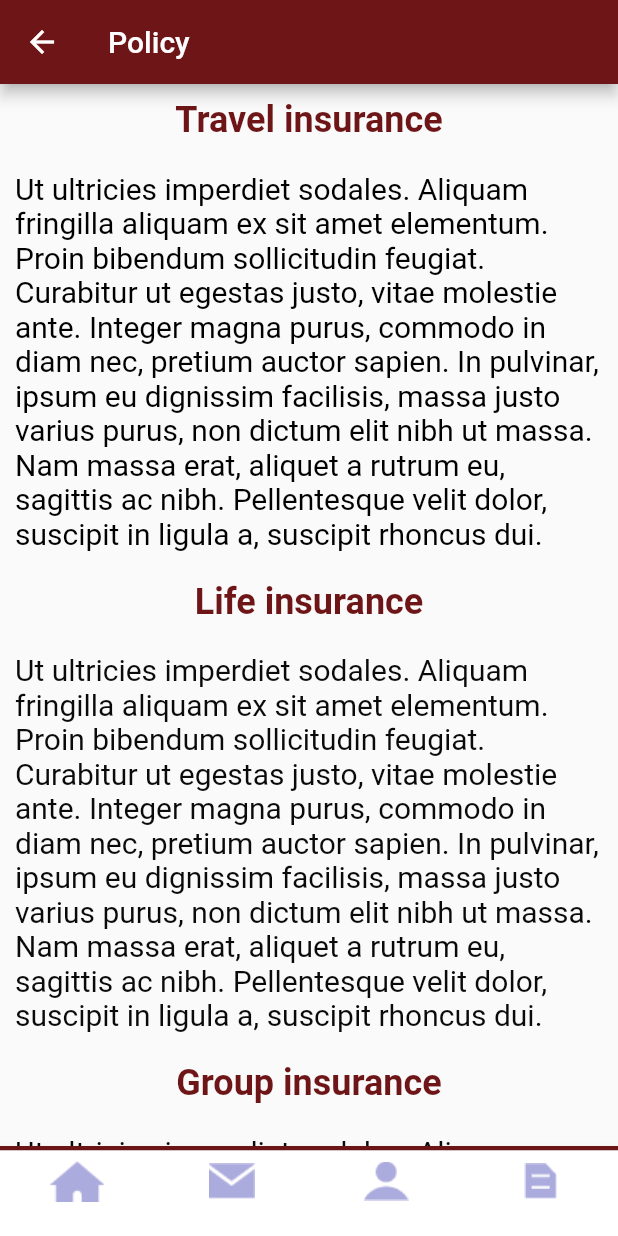
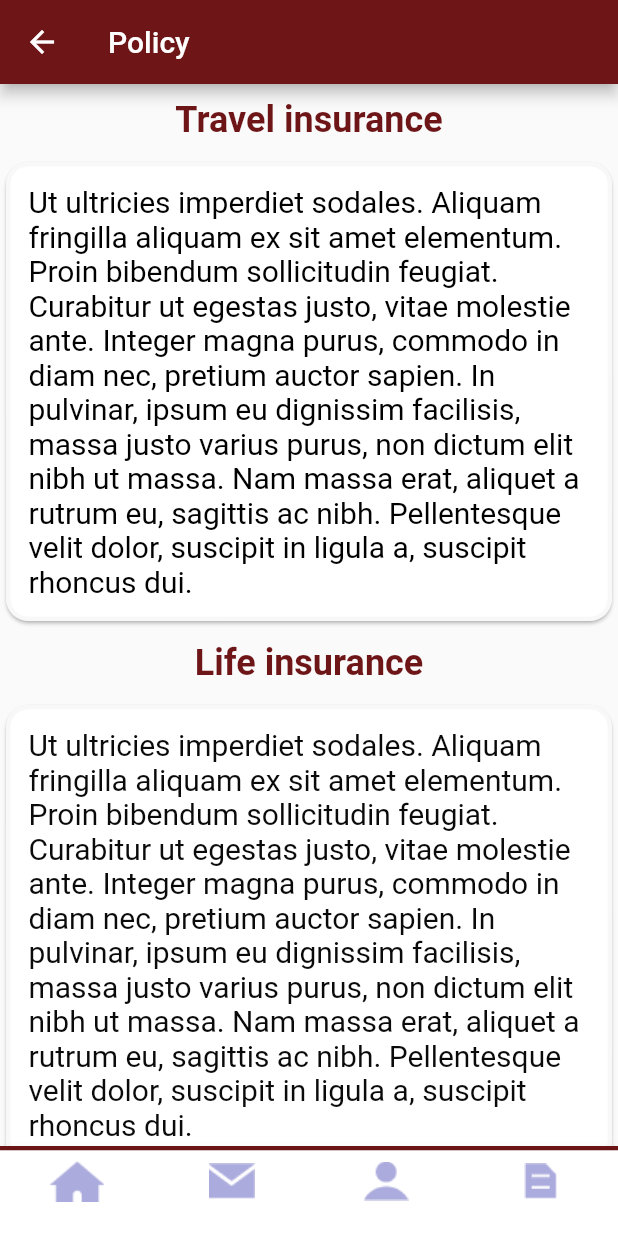
Before and after one commit to est422/InsuranceMobileApp, a Flutter app: the ChoosePlan screen opened directly, item 3 of the bottom bar chosen, in the side drawer, after a tap on "Policy", on a phone screen of 412 x 824 dp. Run offline on Flutter 3.47's test engine with Material 2 defaults, Android fonts, the phone set to English and light mode, and no system bars; our stand-ins replace camera, carousel_slider, device_info_plus, flutter_secure_storage, image_picker, page_view_dot_indicator and 1 more; missing offline and left inert: otp, storage_info; accounts and stored records are empty.

Commit message:
some ui changes

```diff
--- a/lib/ChoosePlan.dart
+++ b/lib/ChoosePlan.dart
@@ -130,7 +130,7 @@ class _ChoosePlanState extends State<ChoosePlan> {
               children: [
             Container(
                 alignment: Alignment.center,
-                padding: const EdgeInsets.all(1),
+                padding: const EdgeInsets.all(30),
                 width: double.infinity,
                 child: MaterialButton(
                     shape: RoundedRectangleBorder(
@@ -147,27 +147,47 @@ class _ChoosePlanState extends State<ChoosePlan> {
             Column(
               children: [
                 Container(
-                  margin: const EdgeInsets.all(10.0),
+                  margin: const EdgeInsets.all(15.0),
                   alignment: Alignment.center,
                   child: const Text(
                     'Available with leading mobile carriers and providers.',
                     style: TextStyle(
                         color: Color.fromARGB(255, 10, 10, 10),
-                        fontWeight: FontWeight.w900,
-                        fontStyle: FontStyle.italic,
+                        fontWeight: FontWeight.w700,
+                        fontStyle: FontStyle.normal,
                         fontSize: 24.0),
                   ),
                 ),
+                Card(
+                    shadowColor: const Color.fromARGB(255, 8, 0, 0),
+                    shape: const RoundedRectangleBorder(
+                        side: BorderSide(
+                            color: Color.fromARGB(153, 245, 244, 244),
+                            width: 3),
+                        borderRadius: BorderRadius.all(Radius.circular(15))),
+                    child: Container(
+                      margin: const EdgeInsets.all(15.0),
+                      alignment: Alignment.center,
+                      child: const Text(
+                        'Looking for the peace of mind that comes with staying connected to your life even when something happens to your phone? Our cell phone insurance plans are available at many carriers and retailers, including those below.',
+                        style: TextStyle(
+                            color: Color.fromARGB(255, 10, 10, 10),
+                            fontWeight: FontWeight.w400,
+                            fontStyle: FontStyle.normal,
+                            fontSize: 20.0),
+                      ),
+                    )),
+                const SizedBox(height: 20),
                 Container(
-                  margin: const EdgeInsets.all(10.0),
+                  padding: const EdgeInsets.all(10),
                   alignment: Alignment.center,
                   child: const Text(
-                    'Looking for the peace of mind that comes with staying connected to your life even when something happens to your phone? Our cell phone insurance plans are available at many carriers and retailers, including those below. \n\nPlease choose your suitable payment plan',
+                    'Please choose your suitable payment plan',
                     style: TextStyle(
                         color: Color.fromARGB(255, 10, 10, 10),
                         fontWeight: FontWeight.w400,
-                        fontStyle: FontStyle.italic,
-                        fontSize: 22.0),
+                        fontStyle: FontStyle.normal,
+                        fontSize: 20.0),
                   ),
                 ),
                 const SizedBox(height: 20),
@@ -182,8 +202,8 @@ class _ChoosePlanState extends State<ChoosePlan> {
                         child: const Text('SELECT YOUR EXCESS ',
                             style: TextStyle(
                                 fontSize: 20,
-                                fontStyle: FontStyle.italic,
-                                fontWeight: FontWeight.w900,
+                                fontStyle: FontStyle.normal,
+                                fontWeight: FontWeight.w700,
                                 color: Colors.black)),
                       ),
                       Container(
@@ -191,8 +211,8 @@ class _ChoosePlanState extends State<ChoosePlan> {
                         child: const Text('CHOOSE YOUR POLICY TERM ',
                             style: TextStyle(
                                 fontSize: 20,
-                                fontStyle: FontStyle.italic,
-                                fontWeight: FontWeight.w900,
+                                fontStyle: FontStyle.normal,
+                                fontWeight: FontWeight.w700,
                                 color: Colors.black)),
                       ),
                       Row(
@@ -215,7 +235,7 @@ class _ChoosePlanState extends State<ChoosePlan> {
                                       child: const Text('Monthly',
                                           style: TextStyle(
                                               fontSize: 20,
-                                              fontStyle: FontStyle.italic,
+                                              fontStyle: FontStyle.normal,
                                               fontWeight: FontWeight.w400,
                                               color: Colors.black)),
                                     ),
@@ -317,7 +337,7 @@ class _ChoosePlanState extends State<ChoosePlan> {
                                       child: const Text('ANNUAL',
                                           style: TextStyle(
                                               fontSize: 20,
-                                              fontStyle: FontStyle.italic,
+                                              fontStyle: FontStyle.normal,
                                               fontWeight: FontWeight.w400,
                                               color: Colors.black)),
                                     ),
@@ -410,7 +430,7 @@ class _ChoosePlanState extends State<ChoosePlan> {
                             style: TextStyle(
                                 fontSize: 20,
                                 fontWeight: FontWeight.w900,
-                                fontStyle: FontStyle.italic,
+                                fontStyle: FontStyle.normal,
                                 color: Colors.black)),
                       ),
                       Card(
@@ -439,7 +459,7 @@ class _ChoosePlanState extends State<ChoosePlan> {
                                       padding: const EdgeInsets.all(15.0),
                                       child: const Text('Accidental Damage',
                                           style: TextStyle(
-                                              fontStyle: FontStyle.italic,
+                                              fontStyle: FontStyle.normal,
                                               fontWeight: FontWeight.w400,
                                               fontSize: 20)),
                                     ),
@@ -460,7 +480,7 @@ class _ChoosePlanState extends State<ChoosePlan> {
                                       padding: const EdgeInsets.all(15.0),
                                       child: const Text('Mechanical Breakdown',
                                           style: TextStyle(
-                                              fontStyle: FontStyle.italic,
+                                              fontStyle: FontStyle.normal,
                                               fontWeight: FontWeight.w400,
                                               fontSize: 20)),
                                     ),
@@ -481,7 +501,7 @@ class _ChoosePlanState extends State<ChoosePlan> {
                                       padding: const EdgeInsets.all(15.0),
                                       child: const Text('Malicious Damage',
                                           style: TextStyle(
-                                              fontStyle: FontStyle.italic,
+                                              fontStyle: FontStyle.normal,
                                               fontWeight: FontWeight.w400,
                                               fontSize: 20)),
                                     ),
@@ -503,7 +523,7 @@ class _ChoosePlanState extends State<ChoosePlan> {
                                       child: const Text(
                                         'Liquid Damage',
                                         style: TextStyle(
-                                            fontStyle: FontStyle.italic,
+                                            fontStyle: FontStyle.normal,
                                             fontWeight: FontWeight.w400,
                                             fontSize: 20),
                                       ),
--- a/lib/Login.dart
+++ b/lib/Login.dart
@@ -276,7 +276,7 @@ class _LoginState extends State<Login> {
                       formKey.currentState?.reset();
                     },
                     child: Container(
-                        padding: const EdgeInsets.all(12.0),
+                        padding: const EdgeInsets.all(13.0),
                         child: const Text(
                           'Login',
                           style: TextStyle(color: Colors.white, fontSize: 20.0),
--- a/lib/Policy.dart
+++ b/lib/Policy.dart
@@ -1,4 +1,5 @@
 import 'package:flutter/material.dart';
+import 'package:insurance_app/BottomNavigation.dart';
 
 class Policy extends StatelessWidget {
   const Policy({super.key});
@@ -25,16 +26,22 @@ class Policy extends StatelessWidget {
                     fontSize: 24.0),
               ),
             ),
-            Container(
-              margin: const EdgeInsets.all(10),
+            Card(
+              shadowColor: const Color.fromARGB(255, 8, 0, 0),
+              shape: const RoundedRectangleBorder(
+                  side: BorderSide(
+                      color: Color.fromARGB(153, 245, 244, 244), width: 3),
+                  borderRadius: BorderRadius.all(Radius.circular(15))),
+              child: Container(
+                  margin: const EdgeInsets.all(15.0),
                   alignment: Alignment.centerLeft,
                   child: const Text(
                     'Ut ultricies imperdiet sodales. Aliquam fringilla aliquam ex sit amet elementum. Proin bibendum sollicitudin feugiat. Curabitur ut egestas justo, vitae molestie ante. Integer magna purus, commodo in diam nec, pretium auctor sapien. In pulvinar, ipsum eu dignissim facilisis, massa justo varius purus, non dictum elit nibh ut massa. Nam massa erat, aliquet a rutrum eu, sagittis ac nibh. Pellentesque velit dolor, suscipit in ligula a, suscipit rhoncus dui.',
                     style: TextStyle(
                         fontSize: 20.0,
                         color: Colors.black,
-                    fontWeight: FontWeight.normal),
-              ),
+                        fontWeight: FontWeight.w400),
+                  )),
             ),
             Container(
               margin: const EdgeInsets.all(10.0),
@@ -47,16 +54,22 @@ class Policy extends StatelessWidget {
                     fontSize: 24.0),
               ),
             ),
-            Container(
-              margin: const EdgeInsets.all(10.0),
+            Card(
+              shadowColor: const Color.fromARGB(255, 8, 0, 0),
+              shape: const RoundedRectangleBorder(
+                  side: BorderSide(
+                      color: Color.fromARGB(153, 245, 244, 244), width: 3),
+                  borderRadius: BorderRadius.all(Radius.circular(15))),
+              child: Container(
+                  margin: const EdgeInsets.all(15.0),
                   alignment: Alignment.centerLeft,
                   child: const Text(
                     'Ut ultricies imperdiet sodales. Aliquam fringilla aliquam ex sit amet elementum. Proin bibendum sollicitudin feugiat. Curabitur ut egestas justo, vitae molestie ante. Integer magna purus, commodo in diam nec, pretium auctor sapien. In pulvinar, ipsum eu dignissim facilisis, massa justo varius purus, non dictum elit nibh ut massa. Nam massa erat, aliquet a rutrum eu, sagittis ac nibh. Pellentesque velit dolor, suscipit in ligula a, suscipit rhoncus dui.',
                     style: TextStyle(
                         color: Color.fromARGB(255, 10, 10, 10),
-                    fontWeight: FontWeight.normal,
+                        fontWeight: FontWeight.w400,
                         fontSize: 20.0),
-              ),
+                  )),
             ),
             Container(
               margin: const EdgeInsets.all(10.0),
@@ -69,56 +82,27 @@ class Policy extends StatelessWidget {
                     fontSize: 24.0),
               ),
             ),
-            Container(
-              margin: const EdgeInsets.all(10.0),
+            Card(
+              shadowColor: const Color.fromARGB(255, 8, 0, 0),
+              shape: const RoundedRectangleBorder(
+                  side: BorderSide(
+                      color: Color.fromARGB(153, 245, 244, 244), width: 3),
+                  borderRadius: BorderRadius.all(Radius.circular(15))),
+              child: Container(
+                  margin: const EdgeInsets.all(15.0),
                   alignment: Alignment.centerLeft,
                   child: const Text(
                     'Ut ultricies imperdiet sodales. Aliquam fringilla aliquam ex sit amet elementum. Proin bibendum sollicitudin feugiat. Curabitur ut egestas justo, vitae molestie ante. Integer magna purus, commodo in diam nec, pretium auctor sapien. In pulvinar, ipsum eu dignissim facilisis, massa justo varius purus, non dictum elit nibh ut massa. Nam massa erat, aliquet a rutrum eu, sagittis ac nibh. Pellentesque velit dolor, suscipit in ligula a, suscipit rhoncus dui.',
                     style: TextStyle(
                         color: Color.fromARGB(255, 10, 10, 10),
-                    fontWeight: FontWeight.normal,
+                        fontWeight: FontWeight.w400,
                         fontSize: 20.0),
-              ),
+                  )),
             ),
           ],
         ),
       ),
-      bottomNavigationBar: Container(
-        decoration: const BoxDecoration(
-            color: Colors.white,
-            border: Border(
-                top: BorderSide(
-                    color: Color.fromRGBO(109, 21, 23, 1), width: 3.0))),
-        child: BottomNavigationBar(
-          type: BottomNavigationBarType.fixed,
-          backgroundColor: Colors.white,
-          selectedItemColor: Colors.white,
-          unselectedItemColor: Colors.white.withOpacity(.60),
-          selectedFontSize: 14,
-          unselectedFontSize: 14,
-          onTap: (value) {
-            // Respond to item press.
-          },
-          items: [
-            BottomNavigationBarItem(
-              label: '',
-              icon: Image.asset('assets/icons/Asset41@2x.png'),
-            ),
-            BottomNavigationBarItem(
-              label: '',
-              icon: Image.asset('assets/icons/Asset42@2x.png'),
-            ),
-            BottomNavigationBarItem(
-              label: '',
-              icon: Image.asset('assets/icons/Asset43@2x.png'),
-            ),
-            BottomNavigationBarItem(
-              label: '',
-              icon: Image.asset('assets/icons/Asset40@2x.png'),
-            ),
-          ],
-        ),
-      ),
+      bottomNavigationBar: const BottomNavigation(),
     );
   }
 }
--- a/lib/Register.dart
+++ b/lib/Register.dart
@@ -151,7 +151,8 @@ class _RegisterState extends State<Register> {
         // iconTheme: const IconThemeData(color: Color.fromRGBO(109, 21, 23, 1)),
         title: const Text('Register'),
       ),
-      body: Container(
+      body: SingleChildScrollView(
+          child: Container(
         padding: const EdgeInsets.all(10),
         height: MediaQuery.of(context).size.height,
         width: MediaQuery.of(context).size.width,
@@ -170,20 +171,23 @@ class _RegisterState extends State<Register> {
                     crossAxisAlignment: CrossAxisAlignment.center,
                     children: [
                       Container(
-                          alignment: Alignment.center,
-                          // width: MediaQuery.of(context).size.width / ,
+                          alignment: Alignment.centerLeft,
+                          width: MediaQuery.of(context).size.width / 3,
                           child: const Text('Welcome User \nSign up to join',
                               style: TextStyle(
                                   fontStyle: FontStyle.italic,
                                   fontWeight: FontWeight.w500,
                                   fontSize: 20))),
                       // const SizedBox(width: 30),
-                      const CircleAvatar(
-                        backgroundImage: AssetImage(
-                          "assets/images/testimonials-placeholder.png",
-                        ),
-                        radius: 70,
-                      )
+                      Container(
+                          alignment: Alignment.centerRight,
+                          width: MediaQuery.of(context).size.width / 3,
+                          child: const CircleAvatar(
+                            backgroundImage: AssetImage(
+                              "assets/images/testimonials-placeholder.png",
+                            ),
+                            radius: 70,
+                          ))
                     ],
                   )),
               const SizedBox(height: 15),
@@ -438,7 +442,7 @@ class _RegisterState extends State<Register> {
                         formKeyReg.currentState?.reset();
                       },
                       child: Container(
-                        padding: const EdgeInsets.all(12.0),
+                        padding: const EdgeInsets.all(13.0),
                         child: const Text(
                           'Sign Up',
                           style: TextStyle(color: Colors.white, fontSize: 20.0),
@@ -473,7 +477,7 @@ class _RegisterState extends State<Register> {
             ],
           ),
         ),
-      ),
+      )),
     );
   }
 }
--- a/lib/main.dart
+++ b/lib/main.dart
@@ -97,24 +97,24 @@ class _MyHomePageState extends State<MyHomePage> {
   @override
   void initState() {
     super.initState();
-    // WidgetsBinding.instance.addPostFrameCallback((timeStamp) {
-    //   ScaffoldMessenger.of(context).showSnackBar(SnackBar(
-    //       backgroundColor: const Color.fromARGB(255, 252, 251, 251),
-    //       behavior: SnackBarBehavior.floating,
-    //       margin: const EdgeInsets.fromLTRB(20, 0, 20, 200),
-    //       content: Container(
-    //           alignment: Alignment.center,
-    //           width: 200,
-    //           height: 50,
-    //           child: const Text(
-    //             "Swipe left",
-    //             style: TextStyle(
-    //                 color: Color.fromRGBO(109, 21, 23, 1),
-    //                 fontStyle: FontStyle.italic,
-    //                 fontWeight: FontWeight.w900,
-    //                 fontSize: 24),
-    //           ))));
-    // });
+    WidgetsBinding.instance.addPostFrameCallback((timeStamp) {
+      ScaffoldMessenger.of(context).showSnackBar(SnackBar(
+          backgroundColor: const Color.fromARGB(255, 252, 251, 251),
+          behavior: SnackBarBehavior.floating,
+          margin: const EdgeInsets.fromLTRB(20, 0, 20, 200),
+          content: Container(
+              alignment: Alignment.center,
+              width: 200,
+              height: 50,
+              child: const Text(
+                "Swipe left",
+                style: TextStyle(
+                    color: Color.fromRGBO(109, 21, 23, 1),
+                    fontStyle: FontStyle.italic,
+                    fontWeight: FontWeight.w900,
+                    fontSize: 24),
+              ))));
+    });
     _readAccess();
     // _activePage = selectedPage;
     // _pageController = PageController();
```
Also changed, not shown: 1 other file. Lines whose indentation alone changed are shown as unchanged.
